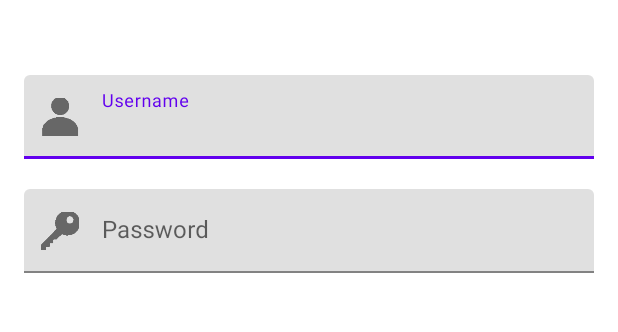
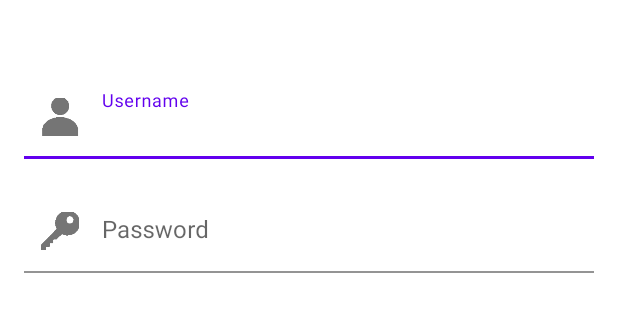
Before and after one commit to Szoftverrendszerek-tervezese/Android, an Android app: the screen it shows after launch (HomeActivity), on a phone screen of 412 x 824 dp, the part 303-635 px from its top. Run offline under Robolectric (Android 15) with nearby library versions, the phone set to English and light mode, and no system bars.

Commit message:
created login fragment

```diff
--- a/app/src/main/res/layout/fragment_login.xml
+++ b/app/src/main/res/layout/fragment_login.xml
@@ -37,7 +37,8 @@
         android:layout_marginEnd="@dimen/global_horizontal_margin"
         android:layout_marginStart="@dimen/global_horizontal_margin"
         android:layout_marginTop="50dp"
-        app:startIconDrawable="@drawable/user_icon">
+        app:startIconDrawable="@drawable/user_icon"
+        app:boxBackgroundColor="@android:color/transparent">
 
         <com.google.android.material.textfield.TextInputEditText
             android:id="@+id/usernameTextInput"
@@ -56,7 +57,8 @@
         android:layout_marginEnd="@dimen/global_horizontal_margin"
         android:layout_marginStart="@dimen/global_horizontal_margin"
         android:layout_marginTop="20dp"
-        app:startIconDrawable="@drawable/password_icon">
+        app:startIconDrawable="@drawable/password_icon"
+        app:boxBackgroundColor="@android:color/transparent">
 
         <com.google.android.material.textfield.TextInputEditText
             android:id="@+id/passwordTextInput"
```
